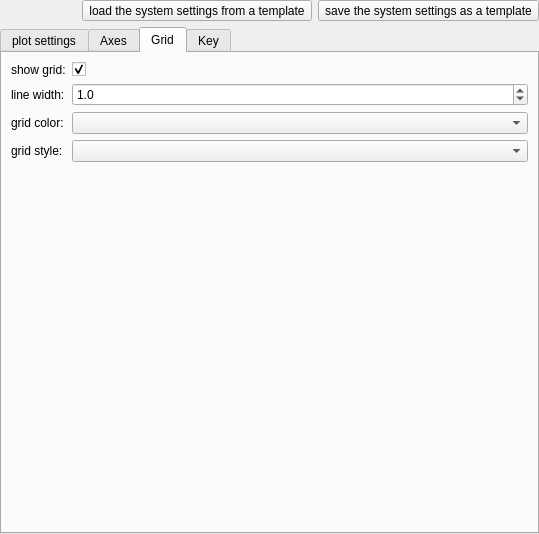
Qt form plugins/table/qfrdrtableplotsettingswidget.ui (jkriege2/QuickFit3) before a commit.
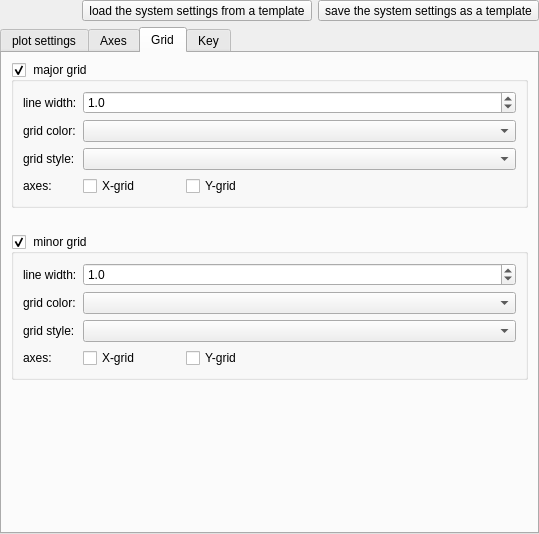
The same form after that commit. The open tabs and pages were chosen to show the change. Icons and pictures are not drawn. Custom widgets are drawn as their Qt base class.

Patch:
```diff
--- a/plugins/table/qfrdrtableplotsettingswidget.ui
+++ b/plugins/table/qfrdrtableplotsettingswidget.ui
@@ -474,83 +474,287 @@
       <attribute name="title">
        <string>Grid</string>
       </attribute>
-      <layout class="QFormLayout" name="formLayout_5">
-       <property name="fieldGrowthPolicy">
-        <enum>QFormLayout::AllNonFixedFieldsGrow</enum>
-       </property>
-       <item row="0" column="0">
-        <widget class="QLabel" name="label">
-         <property name="text">
-          <string>show grid:</string>
+      <layout class="QVBoxLayout" name="verticalLayout_6">
+       <item>
+        <widget class="QGroupBox" name="grpMajor">
+         <property name="title">
+          <string> major grid </string>
          </property>
-        </widget>
-       </item>
-       <item row="0" column="1">
-        <widget class="QCheckBox" name="chkGrid">
-         <property name="text">
-          <string/>
-         </property>
-         <property name="checked">
+         <property name="checkable">
           <bool>true</bool>
          </property>
+         <layout class="QFormLayout" name="formLayout_3">
+          <item row="0" column="0">
+           <widget class="QLabel" name="label_24">
+            <property name="enabled">
+             <bool>true</bool>
+            </property>
+            <property name="text">
+             <string>line width:</string>
+            </property>
+           </widget>
+          </item>
+          <item row="0" column="1">
+           <widget class="QDoubleSpinBox" name="spinGridWidth">
+            <property name="enabled">
+             <bool>true</bool>
+            </property>
+            <property name="decimals">
+             <number>1</number>
+            </property>
+            <property name="value">
+             <double>1.000000000000000</double>
+            </property>
+           </widget>
+          </item>
+          <item row="1" column="0">
+           <widget class="QLabel" name="label_27">
+            <property name="enabled">
+             <bool>true</bool>
+            </property>
+            <property name="text">
+             <string>grid color:</string>
+            </property>
+           </widget>
+          </item>
+          <item row="1" column="1">
+           <widget class="ColorComboBox" name="cmbGridColor">
+            <property name="enabled">
+             <bool>true</bool>
+            </property>
+           </widget>
+          </item>
+          <item row="2" column="0">
+           <widget class="QLabel" name="label_28">
+            <property name="enabled">
+             <bool>true</bool>
+            </property>
+            <property name="text">
+             <string>grid style:</string>
+            </property>
+           </widget>
+          </item>
+          <item row="2" column="1">
+           <widget class="LineStyleComboBox" name="cmbGridLinestyle">
+            <property name="enabled">
+             <bool>true</bool>
+            </property>
+           </widget>
+          </item>
+          <item row="3" column="1">
+           <layout class="QHBoxLayout" name="horizontalLayout_10">
+            <item>
+             <widget class="QCheckBox" name="chkGridMajorX">
+              <property name="text">
+               <string>X-grid</string>
+              </property>
+             </widget>
+            </item>
+            <item>
+             <spacer name="horizontalSpacer_6">
+              <property name="orientation">
+               <enum>Qt::Horizontal</enum>
+              </property>
+              <property name="sizeType">
+               <enum>QSizePolicy::Fixed</enum>
+              </property>
+              <property name="sizeHint" stdset="0">
+               <size>
+                <width>40</width>
+                <height>20</height>
+               </size>
+              </property>
+             </spacer>
+            </item>
+            <item>
+             <widget class="QCheckBox" name="chkGridMajorY">
+              <property name="text">
+               <string>Y-grid</string>
+              </property>
+             </widget>
+            </item>
+            <item>
+             <spacer name="horizontalSpacer_5">
+              <property name="orientation">
+               <enum>Qt::Horizontal</enum>
+              </property>
+              <property name="sizeHint" stdset="0">
+               <size>
+                <width>40</width>
+                <height>20</height>
+               </size>
+              </property>
+             </spacer>
+            </item>
+           </layout>
+          </item>
+          <item row="3" column="0">
+           <widget class="QLabel" name="label_34">
+            <property name="enabled">
+             <bool>true</bool>
+            </property>
+            <property name="text">
+             <string>axes:</string>
+            </property>
+           </widget>
+          </item>
+         </layout>
         </widget>
        </item>
-       <item row="1" column="0">
-        <widget class="QLabel" name="label_24">
-         <property name="enabled">
-          <bool>true</bool>
+       <item>
+        <spacer name="verticalSpacer_4">
+         <property name="orientation">
+          <enum>Qt::Vertical</enum>
          </property>
-         <property name="text">
-          <string>line width:</string>
+         <property name="sizeType">
+          <enum>QSizePolicy::Fixed</enum>
          </property>
-        </widget>
-       </item>
-       <item row="1" column="1">
-        <widget class="QDoubleSpinBox" name="spinGridWidth">
-         <property name="enabled">
-          <bool>true</bool>
+         <property name="sizeHint" stdset="0">
+          <size>
+           <width>20</width>
+           <height>20</height>
+          </size>
          </property>
-         <property name="decimals">
-          <number>1</number>
-         </property>
-         <property name="value">
-          <double>1.000000000000000</double>
-         </property>
-        </widget>
+        </spacer>
        </item>
-       <item row="2" column="0">
-        <widget class="QLabel" name="label_27">
-         <property name="enabled">
-          <bool>true</bool>
+       <item>
+        <widget class="QGroupBox" name="grpMinor">
+         <property name="title">
+          <string> minor grid </string>
          </property>
-         <property name="text">
-          <string>grid color:</string>
-         </property>
-        </widget>
-       </item>
-       <item row="2" column="1">
-        <widget class="ColorComboBox" name="cmbGridColor">
-         <property name="enabled">
+         <property name="checkable">
           <bool>true</bool>
          </property>
+         <layout class="QFormLayout" name="formLayout_6">
+          <item row="0" column="0">
+           <widget class="QLabel" name="label_26">
+            <property name="enabled">
+             <bool>true</bool>
+            </property>
+            <property name="text">
+             <string>line width:</string>
+            </property>
+           </widget>
+          </item>
+          <item row="0" column="1">
+           <widget class="QDoubleSpinBox" name="spinGridWidthMinor">
+            <property name="enabled">
+             <bool>true</bool>
+            </property>
+            <property name="decimals">
+             <number>1</number>
+            </property>
+            <property name="value">
+             <double>1.000000000000000</double>
+            </property>
+           </widget>
+          </item>
+          <item row="1" column="0">
+           <widget class="QLabel" name="label_29">
+            <property name="enabled">
+             <bool>true</bool>
+            </property>
+            <property name="text">
+             <string>grid color:</string>
+            </property>
+           </widget>
+          </item>
+          <item row="1" column="1">
+           <widget class="ColorComboBox" name="cmbGridColorMinor">
+            <property name="enabled">
+             <bool>true</bool>
+            </property>
+           </widget>
+          </item>
+          <item row="2" column="0">
+           <widget class="QLabel" name="label_32">
+            <property name="enabled">
+             <bool>true</bool>
+            </property>
+            <property name="text">
+             <string>grid style:</string>
+            </property>
+           </widget>
+          </item>
+          <item row="2" column="1">
+           <widget class="LineStyleComboBox" name="cmbGridLinestyleMinor">
+            <property name="enabled">
+             <bool>true</bool>
+            </property>
+           </widget>
+          </item>
+          <item row="3" column="0">
+           <widget class="QLabel" name="label_35">
+            <property name="enabled">
+             <bool>true</bool>
+            </property>
+            <property name="text">
+             <string>axes:</string>
+            </property>
+           </widget>
+          </item>
+          <item row="3" column="1">
+           <layout class="QHBoxLayout" name="horizontalLayout_11">
+            <item>
+             <widget class="QCheckBox" name="chkGridMinorX">
+              <property name="text">
+               <string>X-grid</string>
+              </property>
+             </widget>
+            </item>
+            <item>
+             <spacer name="horizontalSpacer_7">
+              <property name="orientation">
+               <enum>Qt::Horizontal</enum>
+              </property>
+              <property name="sizeType">
+               <enum>QSizePolicy::Fixed</enum>
+              </property>
+              <property name="sizeHint" stdset="0">
+               <size>
+                <width>40</width>
+                <height>20</height>
+               </size>
+              </property>
+             </spacer>
+            </item>
+            <item>
+             <widget class="QCheckBox" name="chkGridMinorY">
+              <property name="text">
+               <string>Y-grid</string>
+              </property>
+             </widget>
+            </item>
+            <item>
+             <spacer name="horizontalSpacer_8">
+              <property name="orientation">
+               <enum>Qt::Horizontal</enum>
+              </property>
+              <property name="sizeHint" stdset="0">
+               <size>
+                <width>40</width>
+                <height>20</height>
+               </size>
+              </property>
+             </spacer>
+            </item>
+           </layout>
+          </item>
+         </layout>
         </widget>
        </item>
-       <item row="3" column="0">
-        <widget class="QLabel" name="label_28">
-         <property name="enabled">
-          <bool>true</bool>
+       <item>
+        <spacer name="verticalSpacer">
+         <property name="orientation">
+          <enum>Qt::Vertical</enum>
          </property>
-         <property name="text">
-          <string>grid style:</string>
+         <property name="sizeHint" stdset="0">
+          <size>
+           <width>20</width>
+           <height>40</height>
+          </size>
          </property>
-        </widget>
-       </item>
-       <item row="3" column="1">
-        <widget class="LineStyleComboBox" name="cmbGridLinestyle">
-         <property name="enabled">
-          <bool>true</bool>
-         </property>
-        </widget>
+        </spacer>
        </item>
       </layout>
      </widget>
@@ -983,6 +1187,12 @@
    <extends>QComboBox</extends>
    <header>colorcombobox.h</header>
   </customwidget>
+  <customwidget>
+   <class>QFEnhancedTabWidget</class>
+   <extends>QTabWidget</extends>
+   <header>qfenhancedtabwidget.h</header>
+   <container>1</container>
+  </customwidget>
   <customwidget>
    <class>JKQTPkeyLayoutComboBox</class>
    <extends>QComboBox</extends>
@@ -999,12 +1209,6 @@
    <header>../qfrdrtableaxissettingswidget.h</header>
    <container>1</container>
   </customwidget>
-  <customwidget>
-   <class>QFEnhancedTabWidget</class>
-   <extends>QTabWidget</extends>
-   <header>qfenhancedtabwidget.h</header>
-   <container>1</container>
-  </customwidget>
  </customwidgets>
  <tabstops>
   <tabstop>btnLoadSystem</tabstop>
```
Left out of the diff: 110 changed lines with no effect on the pictures.
